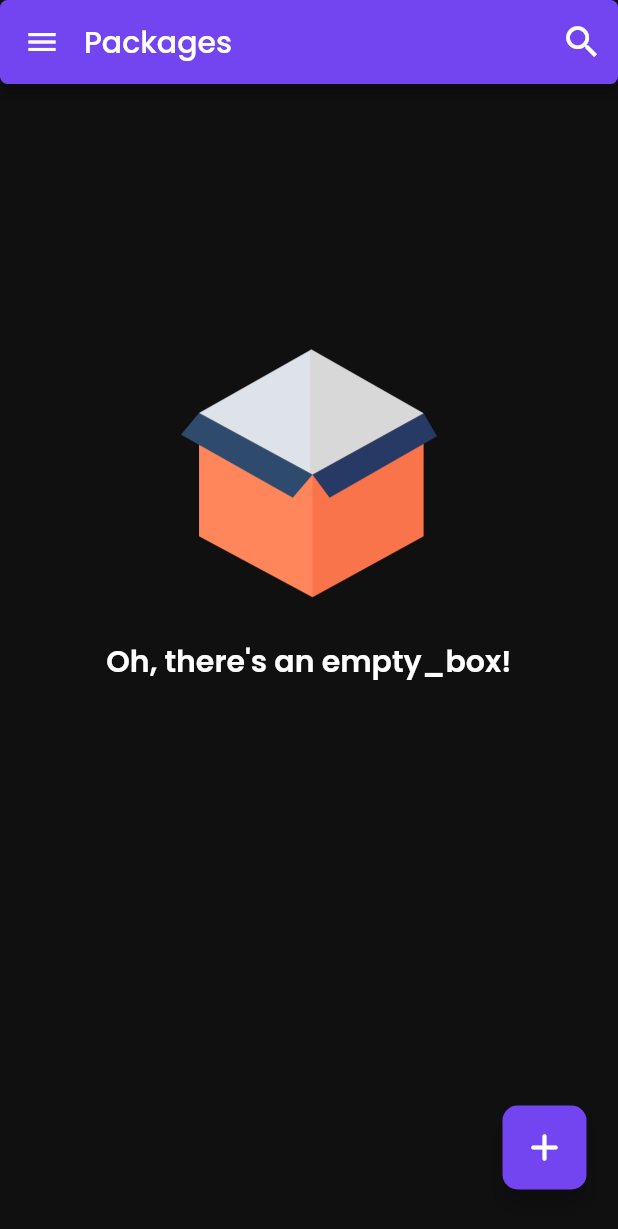
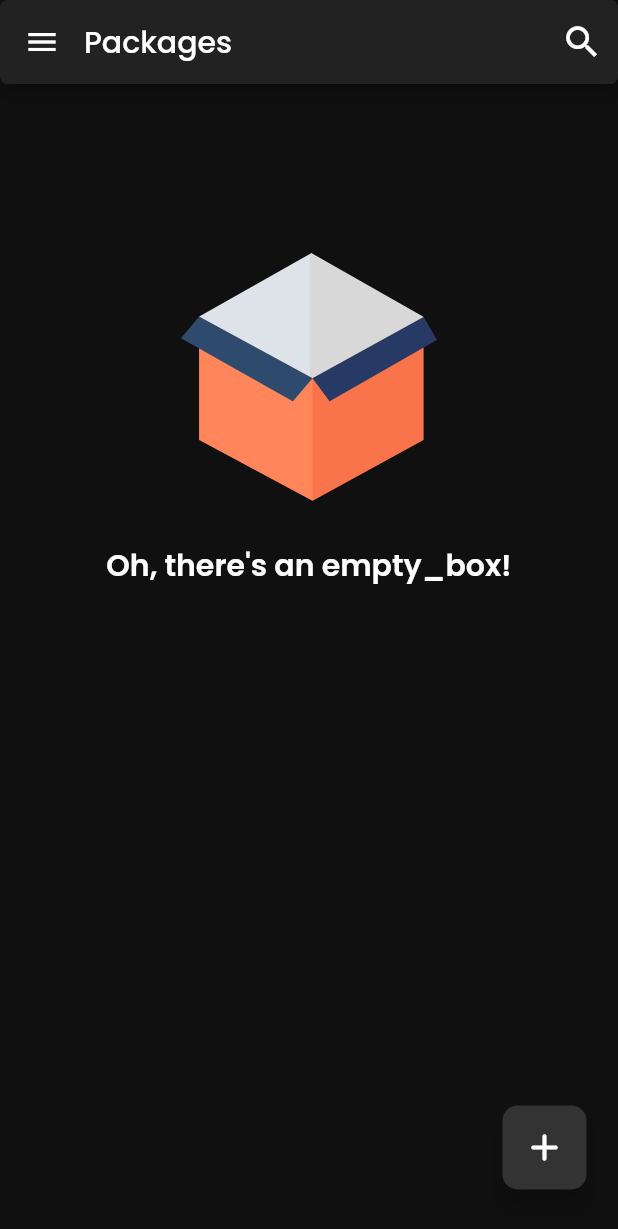
Before and after one commit to imf4ll/my-pack, a Flutter app: the screen it shows after launch, on a phone screen of 412 x 824 dp. Shown: the top 1229 px of the screen. Run offline on Flutter 3.47's test engine with Material 2 defaults, Android fonts, the light colour scheme and no system bars; our stand-ins replace shared_preferences.

Commit message:
feat: Finished first PoC

```diff
--- a/lib/controllers/packages_controller.dart
+++ b/lib/controllers/packages_controller.dart
@@ -9,6 +9,12 @@ class PackagesController extends ChangeNotifier {
   static PackagesController instance = PackagesController();
 
   List packages = [];
+
+  void clearPackages() {
+    packages = [];
+
+    notifyListeners();
+  }
 
   void setPackages(List pkgs) => packages = pkgs;
 
--- a/lib/models/package_model.dart
+++ b/lib/models/package_model.dart
@@ -1,6 +1,7 @@
 class PackageModel {
   final String? name;
   final String? id;
+  final int created = DateTime.now().millisecondsSinceEpoch;
   bool? delivered;
   String? description;
   String? lastUpdate;
@@ -19,5 +20,6 @@ class PackageModel {
     'id': id,
     'delivered': delivered,
     'lastUpdate': lastUpdate,
+    'created': created,
   };
 }
--- a/lib/screens/delivered_page.dart
+++ b/lib/screens/delivered_page.dart
@@ -33,7 +33,7 @@ class _DeliveredPageState extends State<DeliveredPage> {
             backgroundColor: DarkTheme.foreground,
           ),
           body: ListView(
-            padding: const EdgeInsets.all(5),
+            padding: const EdgeInsets.all(10),
             children: [
               if (packagesController.packages.where((i) => i['delivered']).isNotEmpty) ...[
                 for (var package in packagesController.packages.reversed.where((i) => i['delivered']))
@@ -42,6 +42,7 @@ class _DeliveredPageState extends State<DeliveredPage> {
                     id: package['id'],
                     description: package['description'],
                     delivered: package['delivered'],
+                    lastUpdate: package['lastUpdate'],
                   ),
                 ] else ...[ const EmptyWidget() ],
             ],
--- a/lib/screens/home_page.dart
+++ b/lib/screens/home_page.dart
@@ -5,6 +5,7 @@ import '../controllers/homepage_controller.dart';
 
 import './search_page.dart';
 import './delivered_page.dart';
+import './settings_page.dart';
 
 import '../widgets/package_widget.dart';
 import '../widgets/empty_widget.dart';
@@ -28,7 +29,6 @@ class _HomePageState extends State<HomePage> {
 
   @override
   void initState() {
-    //clearStorage();
     createStorage();
 
     getPackages().then((r) => setState(() {
@@ -151,6 +151,8 @@ class _HomePageState extends State<HomePage> {
       ),
       builder: (context, child) {
         return Scaffold(
+          drawerEnableOpenDragGesture: true,
+          drawerEdgeDragWidth: MediaQuery.of(context).size.width,
           backgroundColor: DarkTheme.background,
           drawer: Drawer(
             backgroundColor: DarkTheme.background,
@@ -171,8 +173,11 @@ class _HomePageState extends State<HomePage> {
                   icon: const Icon(Icons.check_circle, size: 28, color: DarkTheme.iconPrimary),
                   label: const Text('Delivered', style: TextStyle(fontSize: 16)),
                 ),
+                const SizedBox(height: 5),
                 ElevatedButton.icon(
-                  onPressed: () => {},
+                  onPressed: () => Navigator.push(context, MaterialPageRoute(
+                      builder: (context) => const SettingsPage(),
+                  )),
                   style: ElevatedButton.styleFrom(
                     backgroundColor: DarkTheme.background,
                     alignment: Alignment.centerLeft,
@@ -181,7 +186,6 @@ class _HomePageState extends State<HomePage> {
                   icon: const Icon(Icons.settings_rounded, size: 28, color: DarkTheme.iconPrimary),
                   label: const Text('Settings', style: TextStyle(fontSize: 16)),
                 ),
-
               ],
             ),
           ),
@@ -208,7 +212,7 @@ class _HomePageState extends State<HomePage> {
             backgroundColor: DarkTheme.foreground,
           ),
           body: ListView(
-            padding: const EdgeInsets.all(5),
+            padding: const EdgeInsets.all(10),
             children: [
               if (packages.isNotEmpty) ...[
                 for (var package in packages.reversed)
@@ -218,6 +222,7 @@ class _HomePageState extends State<HomePage> {
                   description: package['description'],
                   delivered: package['delivered'],
                   lastUpdate: package['lastUpdate'],
+                  created: package['created'],
                 ),
               ] else ... [ const EmptyWidget() ],
             ],
--- a/lib/screens/search_page.dart
+++ b/lib/screens/search_page.dart
@@ -55,7 +55,7 @@ class _SearchPageState extends State<SearchPage> {
         backgroundColor: DarkTheme.foreground,
       ),
       body: ListView(
-        padding: const EdgeInsets.all(5),
+        padding: const EdgeInsets.all(10),
         children: [
            for (var package in packagesController.packages.reversed.where((i) => i['name']!.toLowerCase().contains(query) || i['id'].toLowerCase().contains(query)))
             PackageWidget(
@@ -63,6 +63,7 @@ class _SearchPageState extends State<SearchPage> {
               id: package['id'],
               description: package['description'],
               delivered: package['delivered'],
+              lastUpdate: package['lastUpdate'],
             ),
         ],
       ),
--- a/lib/themes/dark_theme.dart
+++ b/lib/themes/dark_theme.dart
@@ -2,7 +2,7 @@ import 'package:flutter/material.dart';
 
 class DarkTheme {
   static const Color background = Color(0xFF101010);
-  static const Color foreground = Color(0xFF7245F0);
+  static const Color foreground = Color(0xFF222222);
 
   static const Color cardBackground = Color(0xFF222222);
 
@@ -10,10 +10,10 @@ class DarkTheme {
   static const Color secondary = Color(0xFFCCCCCC);
   static const Color terciary = Color(0xFFAAAAAA);
 
-  static const Color buttonPrimary = Color(0xFF7245F0);
+  static const Color buttonPrimary = Color(0xFF333333);
   static const Color buttonRed = Color(0xFFFF5151);
 
   static const Color iconPrimary = Color(0xFFDDDDDD);
-  static const Color iconPending = Color(0xFFD4C3F0);
+  static const Color iconPending = Color(0xFFFFFFFF);
   static const Color iconBackground = Color(0xFF252525);
 }
--- a/lib/widgets/empty_widget.dart
+++ b/lib/widgets/empty_widget.dart
@@ -2,13 +2,32 @@ import 'package:flutter/material.dart';
 
 import '../themes/dark_theme.dart';
 
-class EmptyWidget extends StatelessWidget {
+class EmptyWidget extends StatefulWidget {
   const EmptyWidget({ super.key });
 
   @override
+  State createState() => _EmptyWidgetState();
+}
+
+class _EmptyWidgetState extends State<EmptyWidget> {
+  double margin = 0;
+
+  @override
+  void initState() {
+    super.initState();
+
+    WidgetsBinding.instance.addPostFrameCallback((_) {
+      setState(() => margin = 100);
+
+    });
+  }
+
+  @override
   Widget build(context) {
-    return Center(
-      heightFactor: 2.5,
+    return AnimatedContainer(
+      duration: const Duration(milliseconds: 800),
+      margin: EdgeInsets.only(top: margin),
+      curve: Curves.easeInOut,
       child: Column(
         mainAxisAlignment: MainAxisAlignment.center,
         children: [
```
Also changed, not shown: lib/screens/package_page.dart (+12 -7 lines), lib/screens/settings_page.dart (+85 -0 lines), lib/themes/white_theme.dart (added, +19 -0 lines), lib/widgets/package_widget.dart (+36 -40 lines), lib/widgets/packagedetails_widget.dart (+4 -8 lines).
